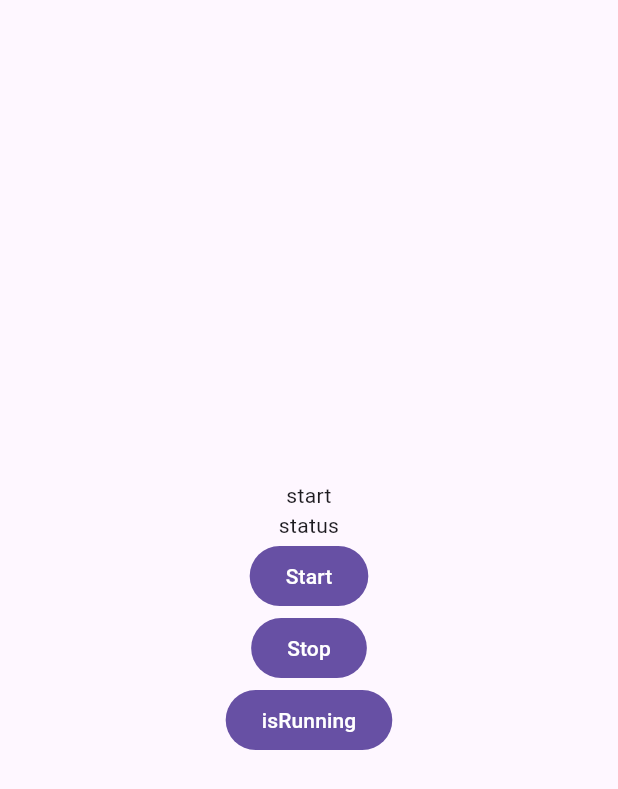
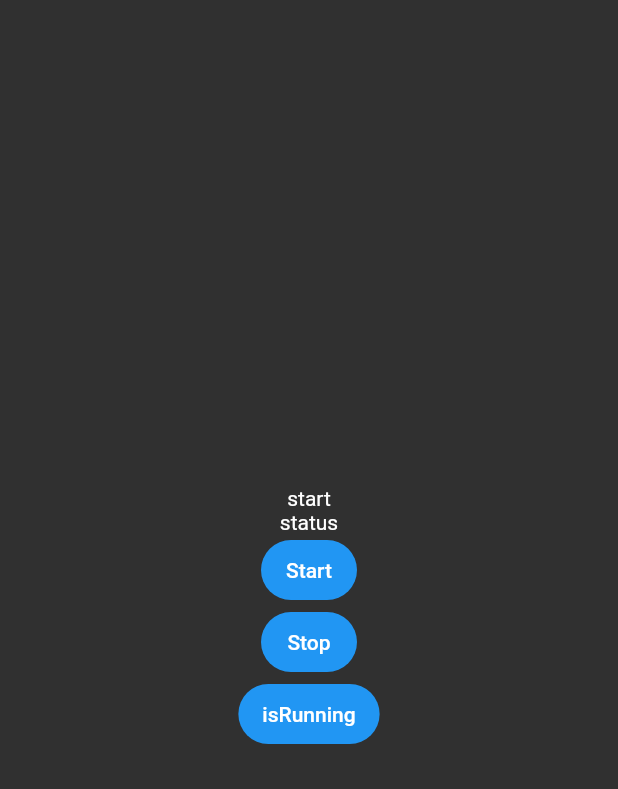
Before and after one commit to toyotarou/flutter_geoloc3-3, a Flutter app: the screen it shows after launch, after a tap on "Start", on a phone screen of 412 x 824 dp. Shown: the top 789 px of the screen. Run offline on Flutter 3.47's test engine with Material 3 defaults, Android fonts, the phone set to English and light mode, and no system bars; our stand-ins replace freezed_annotation, google_fonts, hooks_riverpod, isar, permission_handler, riverpod_annotation; missing offline and left inert: background_task; accounts and stored records are empty; generated files the repository leaves out were written again; Roboto replaces fonts that are missing (KiwiMaru).

Commit message:
commit 20241215

```diff
--- a/lib/main.dart
+++ b/lib/main.dart
@@ -1,25 +1,66 @@
+import 'dart:io';
+
 import 'package:background_task/background_task.dart';
 import 'package:flutter/material.dart';
+import 'package:flutter/services.dart';
+import 'package:flutter_localizations/flutter_localizations.dart';
+import 'package:google_fonts/google_fonts.dart';
+import 'package:hooks_riverpod/hooks_riverpod.dart';
 import 'package:intl/date_symbol_data_local.dart';
+import 'package:isar/isar.dart';
+import 'package:path_provider/path_provider.dart';
 
+import 'collections/geoloc.dart';
 import 'screens/home_screen.dart';
 
 void main() async {
   WidgetsFlutterBinding.ensureInitialized();
+
   await BackgroundTask.instance.setBackgroundHandler(backgroundHandler);
 
   await initializeDateFormatting('ja_JP');
 
-  runApp(const MyApp());
+  final Directory dir = await getApplicationSupportDirectory();
+
+  // ignore: always_specify_types
+  final Isar isar = await Isar.open([GeolocSchema], directory: dir.path);
+
+  await SystemChrome.setPreferredOrientations(
+          <DeviceOrientation>[DeviceOrientation.portraitUp, DeviceOrientation.portraitDown])
+      .then((_) => runApp(ProviderScope(child: MyApp(isar: isar))));
 }
 
 class MyApp extends StatelessWidget {
-  const MyApp({super.key});
+  const MyApp({super.key, required this.isar});
+
+  final Isar isar;
 
   @override
   Widget build(BuildContext context) {
-    return const MaterialApp(
-      home: HomeScreen(),
+    return MaterialApp(
+      // ignore: always_specify_types
+      localizationsDelegates: const [
+        GlobalMaterialLocalizations.delegate,
+        GlobalWidgetsLocalizations.delegate,
+        GlobalCupertinoLocalizations.delegate,
+      ],
+      supportedLocales: const <Locale>[
+        Locale('en'),
+        Locale('ja'),
+      ],
+      theme: ThemeData(
+        appBarTheme: AppBarTheme(
+          titleTextStyle: GoogleFonts.kiwiMaru(textStyle: const TextStyle(fontWeight: FontWeight.bold)),
+          backgroundColor: Colors.transparent,
+        ),
+        useMaterial3: false,
+        colorScheme: ColorScheme.fromSwatch(brightness: Brightness.dark),
+        fontFamily: 'KiwiMaru',
+      ),
+      themeMode: ThemeMode.dark,
+      title: 'invest note',
+      debugShowCheckedModeBanner: false,
+      home: GestureDetector(onTap: () => primaryFocus?.unfocus(), child: HomeScreen(isar: isar)),
     );
   }
 }
--- a/lib/screens/home_screen.dart
+++ b/lib/screens/home_screen.dart
@@ -4,6 +4,7 @@ import 'dart:io';
 import 'package:background_task/background_task.dart';
 
 import 'package:flutter/material.dart';
+import 'package:isar/isar.dart';
 
 import 'package:permission_handler/permission_handler.dart';
 
@@ -23,7 +24,10 @@ void backgroundHandler(Location data) {
 // ignore: unreachable_from_main
 class HomeScreen extends StatefulWidget {
   // ignore: unreachable_from_main
-  const HomeScreen({super.key});
+  const HomeScreen({super.key, required this.isar});
+
+  // ignore: unreachable_from_main
+  final Isar isar;
 
   @override
   State<HomeScreen> createState() => _HomeScreenState();
```
Also changed, not shown: lib/collections/geoloc.dart (added, +13 -0 lines), pubspec.yaml (+15 -5 lines), lib/collections/geoloc.g.dart (added), lib/controllers/geoloc/geoloc.freezed.dart, lib/controllers/geoloc/geoloc.g.dart, pubspec.lock, 6 other files.
